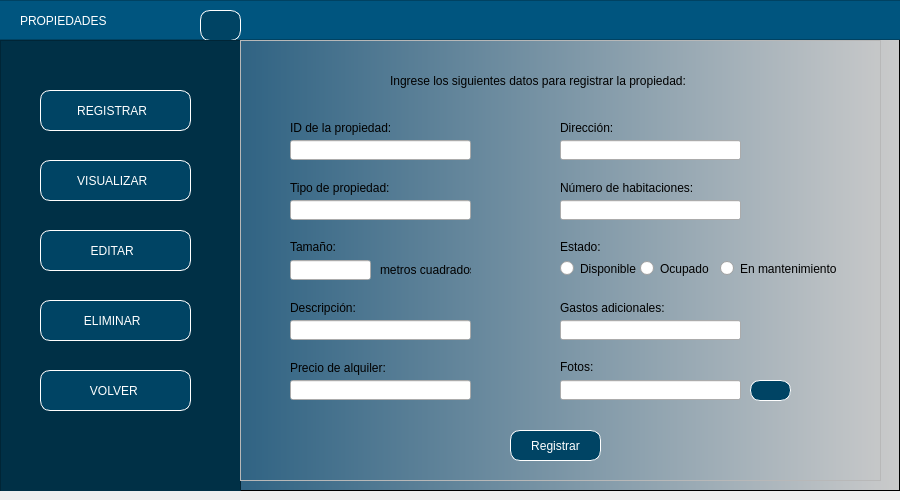
nicoArley/gestionPropiedades, file Proyecto1G/InterfazGrafica/ventanaRegistrarPropiedades.ui: the form before one commit.
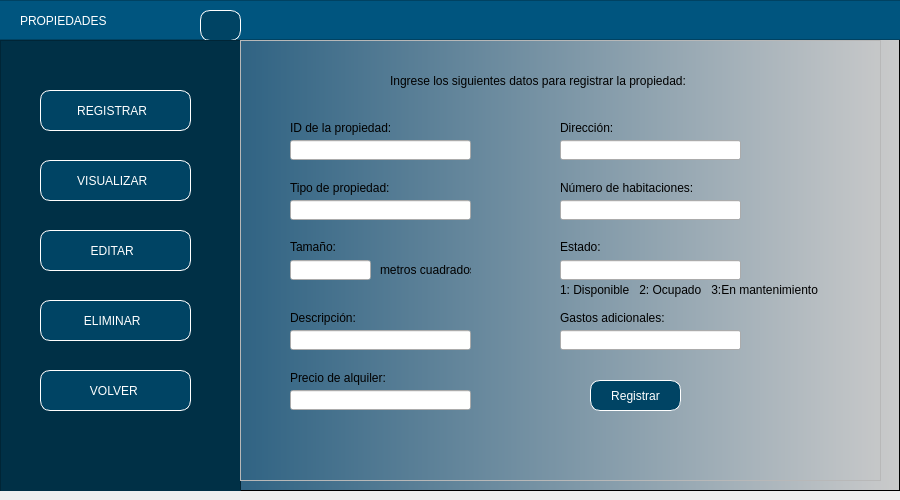
The form after the commit. Icons and pictures are not drawn.

What changed in the file:
```diff
--- a/Proyecto1G/InterfazGrafica/ventanaRegistrarPropiedades.ui
+++ b/Proyecto1G/InterfazGrafica/ventanaRegistrarPropiedades.ui
@@ -392,27 +392,11 @@
            <string>Tamaño:</string>
           </property>
          </widget>
-         <widget class="QLabel" name="label_8">
-          <property name="geometry">
-           <rect>
-            <x>330</x>
-            <y>320</y>
-            <width>47</width>
-            <height>13</height>
-           </rect>
-          </property>
-          <property name="styleSheet">
-           <string notr="true">font: 9pt &quot;Arial&quot;;</string>
-          </property>
-          <property name="text">
-           <string>Fotos:</string>
-          </property>
-         </widget>
          <widget class="QLabel" name="label_9">
           <property name="geometry">
            <rect>
             <x>60</x>
-            <y>260</y>
+            <y>270</y>
             <width>81</width>
             <height>16</height>
            </rect>
@@ -444,7 +428,7 @@
           <property name="geometry">
            <rect>
             <x>60</x>
-            <y>320</y>
+            <y>330</y>
             <width>131</width>
             <height>16</height>
            </rect>
@@ -460,7 +444,7 @@
           <property name="geometry">
            <rect>
             <x>330</x>
-            <y>260</y>
+            <y>270</y>
             <width>121</width>
             <height>16</height>
            </rect>
@@ -526,7 +510,7 @@
           <property name="geometry">
            <rect>
             <x>60</x>
-            <y>280</y>
+            <y>290</y>
             <width>181</width>
             <height>20</height>
            </rect>
@@ -536,7 +520,7 @@
           <property name="geometry">
            <rect>
             <x>60</x>
-            <y>340</y>
+            <y>350</y>
             <width>181</width>
             <height>20</height>
            </rect>
@@ -546,65 +530,17 @@
           <property name="geometry">
            <rect>
             <x>330</x>
-            <y>280</y>
+            <y>290</y>
             <width>181</width>
             <height>20</height>
            </rect>
           </property>
          </widget>
-         <widget class="QRadioButton" name="rbDisponible">
-          <property name="geometry">
-           <rect>
-            <x>330</x>
-            <y>220</y>
-            <width>82</width>
-            <height>17</height>
-           </rect>
-          </property>
-          <property name="styleSheet">
-           <string notr="true">font: 8pt &quot;Arial&quot;;</string>
-          </property>
-          <property name="text">
-           <string>Disponible</string>
-          </property>
-         </widget>
-         <widget class="QRadioButton" name="rbOcupado">
-          <property name="geometry">
-           <rect>
-            <x>410</x>
-            <y>220</y>
-            <width>82</width>
-            <height>17</height>
-           </rect>
-          </property>
-          <property name="styleSheet">
-           <string notr="true">font: 8pt &quot;Arial&quot;;</string>
-          </property>
-          <property name="text">
-           <string>Ocupado</string>
-          </property>
-         </widget>
-         <widget class="QRadioButton" name="rbMantenimiento">
-          <property name="geometry">
-           <rect>
-            <x>490</x>
-            <y>220</y>
-            <width>121</width>
-            <height>17</height>
-           </rect>
-          </property>
-          <property name="styleSheet">
-           <string notr="true">font: 8pt &quot;Arial&quot;;</string>
-          </property>
-          <property name="text">
-           <string>En mantenimiento</string>
-          </property>
-         </widget>
          <widget class="QPushButton" name="btnREGISTRAR">
           <property name="geometry">
            <rect>
-            <x>280</x>
-            <y>390</y>
+            <x>360</x>
+            <y>340</y>
             <width>91</width>
             <height>31</height>
            </rect>
@@ -647,41 +583,26 @@
           <property name="geometry">
            <rect>
             <x>330</x>
-            <y>340</y>
+            <y>220</y>
             <width>181</width>
             <height>20</height>
            </rect>
           </property>
          </widget>
-         <widget class="QPushButton" name="btnSubirFoto">
+         <widget class="QLabel" name="label_15">
           <property name="geometry">
            <rect>
-            <x>520</x>
-            <y>340</y>
-            <width>41</width>
-            <height>21</height>
+            <x>330</x>
+            <y>240</y>
+            <width>281</width>
+            <height>20</height>
            </rect>
           </property>
           <property name="styleSheet">
-           <string notr="true">QPushButton{
-font: 87 9pt &quot;Arial&quot;;
-background-color: rgb(0, 68, 100);
-color:white;
-border:1px solid white;
-border-radius: 10px;
-}
-
-
-QPushButton:hover {
-background-color:rgb(0, 101, 148);
-}</string>
+           <string notr="true">font: 8pt &quot;Arial&quot;;</string>
           </property>
           <property name="text">
-           <string/>
-          </property>
-          <property name="icon">
-           <iconset>
-            <normaloff>../../PROYECTO 1/Interfaz Grafica/Imagenes/subir.png</normaloff>../../PROYECTO 1/Interfaz Grafica/Imagenes/subir.png</iconset>
+           <string>1: Disponible   2: Ocupado   3:En mantenimiento</string>
           </property>
          </widget>
         </widget>
```
Left out of the diff: 2 changed lines with no effect on the pictures.
